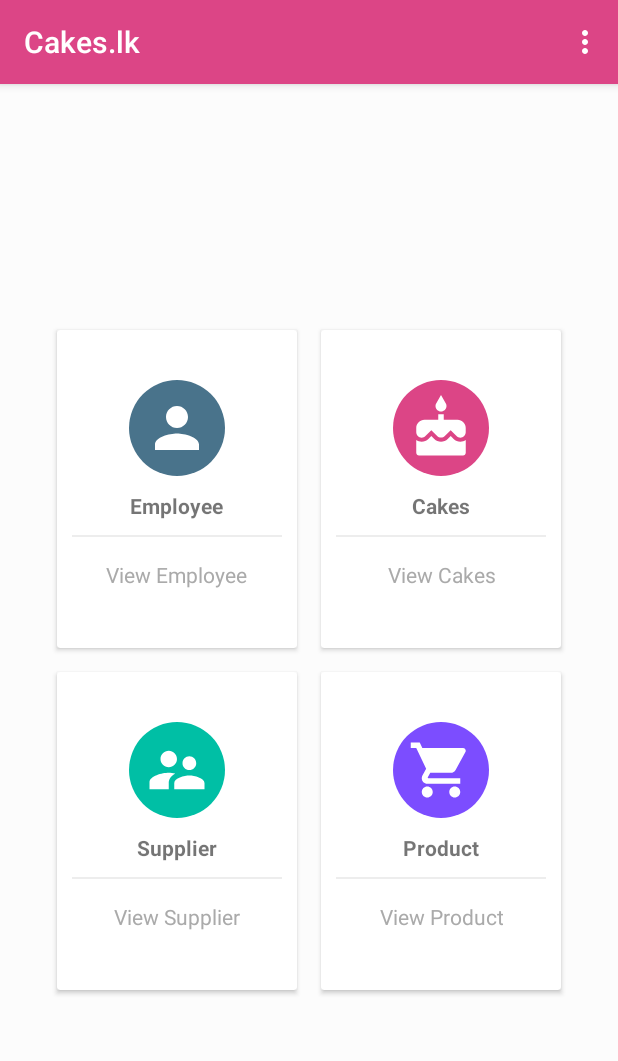
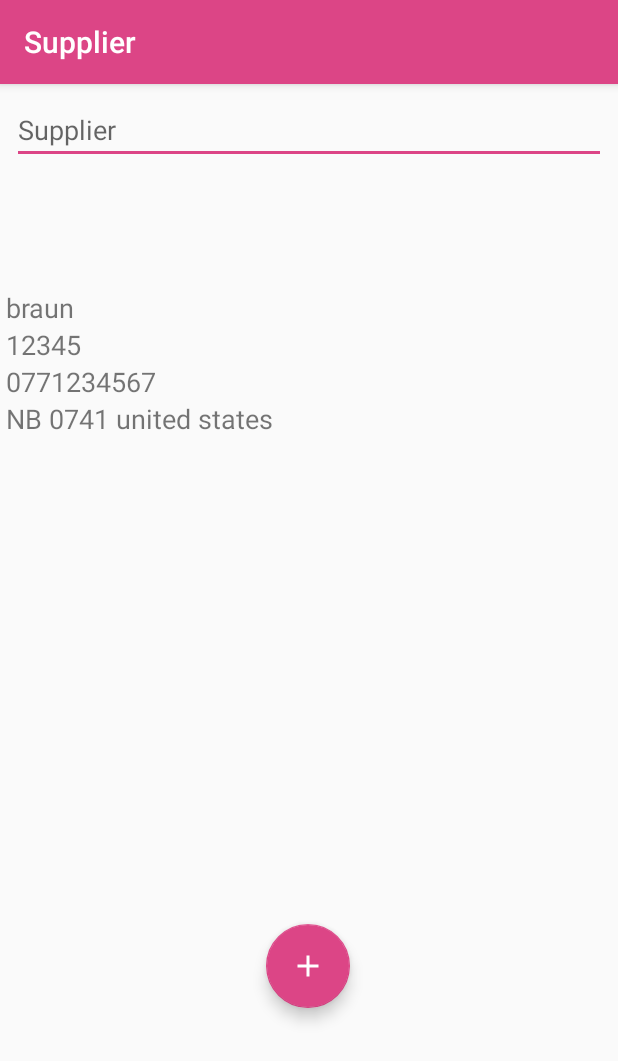
Before and after one commit to AbarnaU/Cakes.lk, an Android app: the screen it shows after launch (MainActivity before the commit, SupplierView after it), after a tap on "Supplier", on a phone screen of 412 x 824 dp. Shown: the top 1061 px of the screen. Run offline under Robolectric (Android 15) with nearby library versions, the phone set to English and light mode, and no system bars.

Commit message:
Supplier management

```diff
--- a/app/src/main/AndroidManifest.xml
+++ b/app/src/main/AndroidManifest.xml
@@ -16,6 +16,9 @@
         <activity android:name=".Orders.OrderEdit"></activity>
         <activity android:name=".Orders.OrderAdd"></activity>
         <activity android:name=".Orders.OrderView" />
+        <activity android:name=".Supplier.SupplierEdit"></activity>
+        <activity android:name=".Supplier.SupplierAdd" />
+        <activity android:name=".Supplier.SupplierView"/>
         <activity android:name=".MainActivity">
             <intent-filter>
                 <action android:name="android.intent.action.MAIN" />
--- a/app/src/main/java/com/example/cakeslk/MainActivity.java
+++ b/app/src/main/java/com/example/cakeslk/MainActivity.java
@@ -9,6 +9,7 @@ import android.view.View;
 import android.widget.LinearLayout;
 
 import com.example.cakeslk.Orders.OrderView;
+import com.example.cakeslk.Supplier.SupplierView;
 import com.example.cakeslk.cakes.CakeUpdate;
 import com.example.cakeslk.cakes.CakesView;
 
@@ -56,6 +57,11 @@ public class MainActivity extends AppCompatActivity implements View.OnClickListe
                 startActivity(intent3);
                 break;
 
+            case R.id.supplier_layout:
+                Intent intent1 = new Intent(MainActivity.this, SupplierView.class);
+                startActivity(intent1);
+                break;
+
         }
     }
 }
--- /dev/null
+++ b/app/src/main/java/com/example/cakeslk/Supplier/SupplierView.java
@@ -0,0 +1,41 @@
+package com.example.cakeslk.Supplier;
+
+import android.content.Intent;
+import android.os.Bundle;
+import android.view.View;
+import android.widget.LinearLayout;
+
+import androidx.appcompat.app.AppCompatActivity;
+
+import com.example.cakeslk.R;
+
+public class SupplierView extends AppCompatActivity implements View.OnClickListener{
+
+    private LinearLayout supplier1;
+
+
+    @Override
+    protected void onCreate(Bundle savedInstanceState) {
+        super.onCreate(savedInstanceState);
+        setContentView(R.layout.activity_supplier_view);
+        this.setTitle("Supplier");
+
+        supplier1 = findViewById(R.id.supplier1);
+        supplier1.setOnClickListener(this);
+    }
+
+    public void clickAddButton(View view){
+        Intent intent = new Intent(this, SupplierAdd.class);
+        startActivity(intent);
+    }
+
+    public void onClick(View view) {
+        switch (view.getId()) {
+            case R.id.supplier1:
+                Intent intent1 = new Intent(SupplierView.this, SupplierEdit.class);
+                startActivity(intent1);
+                break;
+
+        }
+    }
+}
--- /dev/null
+++ b/app/src/main/res/layout/activity_supplier_view.xml
@@ -0,0 +1,92 @@
+<?xml version="1.0" encoding="utf-8"?>
+<androidx.constraintlayout.widget.ConstraintLayout xmlns:android="http://schemas.android.com/apk/res/android"
+    xmlns:app="http://schemas.android.com/apk/res-auto"
+    xmlns:tools="http://schemas.android.com/tools"
+    android:layout_width="match_parent"
+    android:layout_height="match_parent"
+    tools:context=".Supplier.SupplierView">
+
+    <EditText
+        android:id="@+id/editText"
+        android:layout_width="match_parent"
+        android:layout_height="wrap_content"
+        android:layout_marginStart="8dp"
+        android:layout_marginTop="8dp"
+        android:layout_marginEnd="8dp"
+        android:autofillHints=""
+        android:hint="@string/Supplier_search"
+        app:layout_constraintEnd_toEndOf="parent"
+        app:layout_constraintStart_toStartOf="parent"
+        app:layout_constraintTop_toTopOf="parent" />
+
+    <com.google.android.material.floatingactionbutton.FloatingActionButton
+        android:id="@+id/addButton"
+        android:layout_width="wrap_content"
+        android:layout_height="wrap_content"
+        android:layout_marginBottom="152dp"
+        android:clickable="true"
+        android:focusable="true"
+        android:onClick="clickAddButton"
+        app:layout_anchorGravity="center_horizontal|bottom"
+        app:layout_constraintBottom_toBottomOf="parent"
+        app:layout_constraintEnd_toEndOf="parent"
+        app:layout_constraintHorizontal_bias="0.498"
+        app:layout_constraintStart_toStartOf="parent"
+        app:srcCompat="@drawable/ic_baseline_add"
+        tools:ignore="OnClick" />
+
+    <LinearLayout
+        android:id="@+id/supplier1"
+        android:layout_width="match_parent"
+        android:layout_height="wrap_content"
+        android:layout_marginTop="64dp"
+        android:layout_marginEnd="8dp"
+        android:orientation="horizontal"
+        app:layout_constraintEnd_toEndOf="parent"
+        app:layout_constraintTop_toBottomOf="@+id/editText"
+        tools:ignore="MissingConstraints">
+
+        <LinearLayout
+            android:layout_width="match_parent"
+            android:layout_height="wrap_content"
+            android:layout_marginLeft="4dp"
+            android:layout_marginTop="4dp"
+            android:layout_marginRight="4dp"
+            android:layout_marginBottom="4dp"
+            android:orientation="vertical">
+
+            <TextView
+                android:id="@+id/sns"
+                android:layout_width="match_parent"
+                android:layout_height="wrap_content"
+                android:layout_marginTop="15dp"
+                android:text="@string/braun"
+                android:textSize="18sp" />
+
+            <TextView
+                android:id="@+id/cns"
+                android:layout_width="match_parent"
+                android:layout_height="wrap_content"
+                android:text="@string/S_num"
+                android:textSize="18sp" />
+
+            <TextView
+                android:id="@+id/sas2"
+                android:layout_width="match_parent"
+                android:layout_height="wrap_content"
+                android:text="@string/P_num"
+                android:textSize="18sp" />
+
+            <TextView
+                android:id="@+id/sas"
+                android:layout_width="match_parent"
+                android:layout_height="wrap_content"
+                android:text="@string/Add"
+                android:textSize="18sp" />
+
+        </LinearLayout>
+
+
+    </LinearLayout>
+
+</androidx.constraintlayout.widget.ConstraintLayout>
```
Also changed, not shown: app/src/main/java/com/example/cakeslk/Supplier/SupplierAdd.java (added, +31 -0 lines), app/src/main/java/com/example/cakeslk/Supplier/SupplierEdit.java (added, +60 -0 lines), app/src/main/res/layout/activity_edit_details.xml (added, +86 -0 lines), app/src/main/res/layout/activity_supplier_add.xml (added, +90 -0 lines), app/src/main/res/values/strings.xml (+14 -0 lines).
